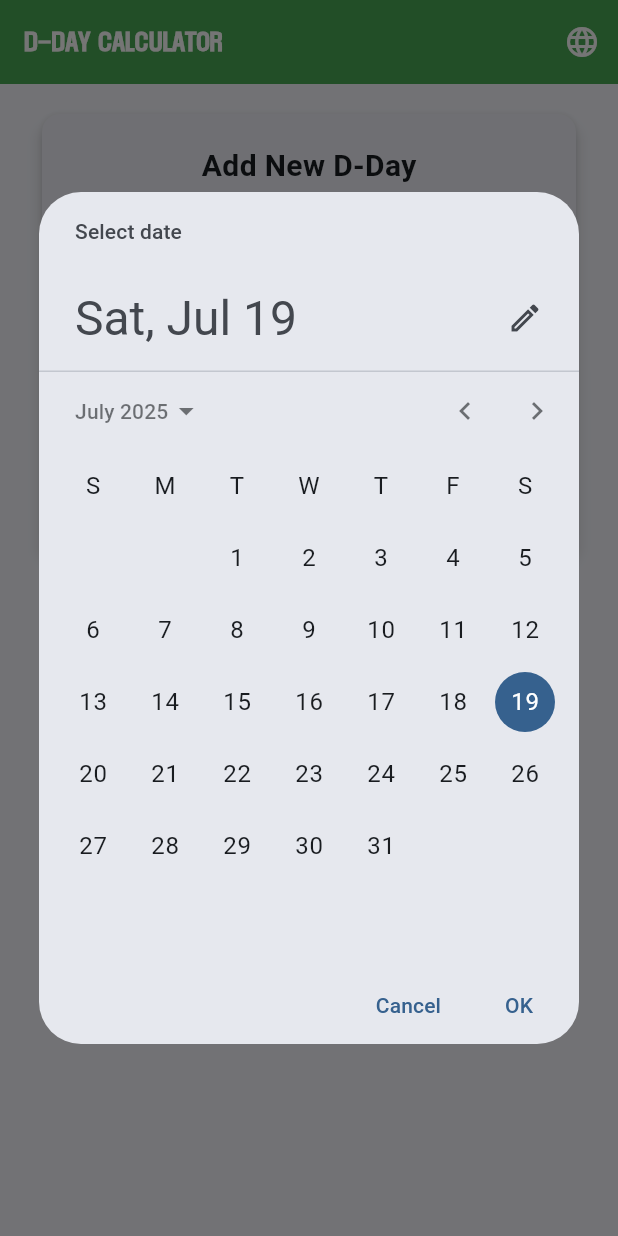
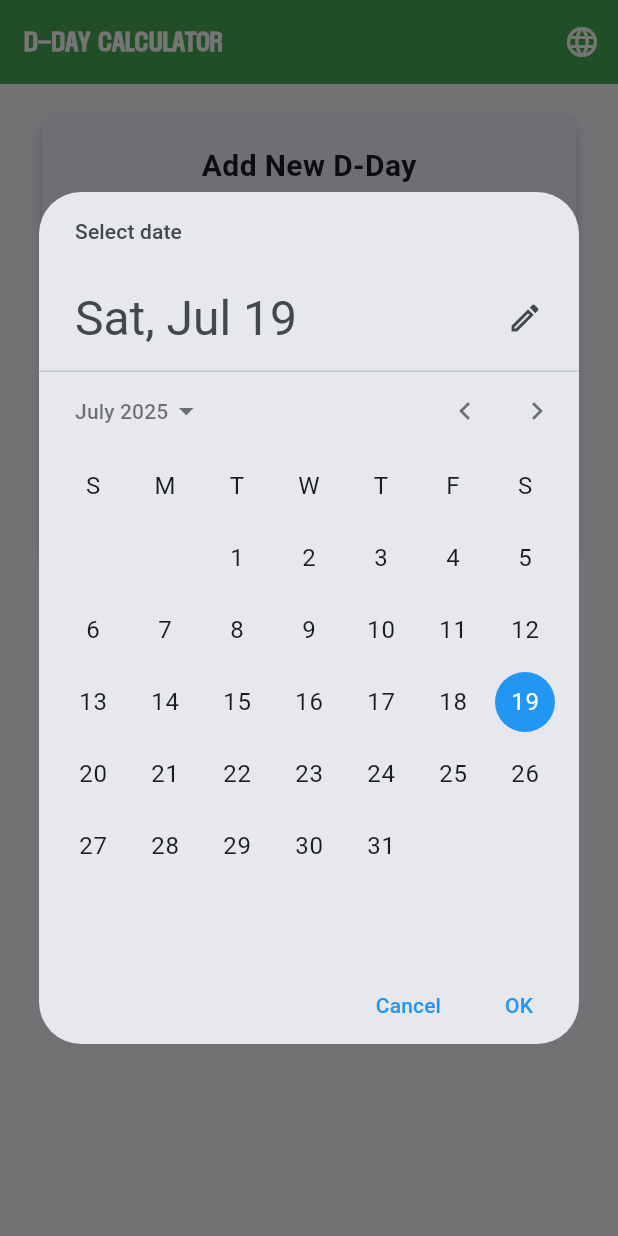
Before and after one commit to callmenomad/ddaycalc, a Flutter app: the screen it shows after launch, after a tap on "Select Date", on a phone screen of 412 x 824 dp. Run offline on Flutter 3.47's test engine with Material 3 defaults, Android fonts, the phone set to English and light mode, and no system bars.

Commit message:
Add theme builder to date picker for better navigation support

```diff
--- a/lib/main.dart
+++ b/lib/main.dart
@@ -821,6 +821,16 @@ class _DDayCalculatorPageState extends State<DDayCalculatorPage> {
       lastDate: DateTime(2200),
       locale: _getLocale(),
       initialDatePickerMode: DatePickerMode.day,
+      builder: (context, child) {
+        return Theme(
+          data: Theme.of(context).copyWith(
+            colorScheme: Theme.of(context).colorScheme.copyWith(
+              primary: Colors.blue,
+            ),
+          ),
+          child: child!,
+        );
+      },
     );
 
     return pickedDate;
```
